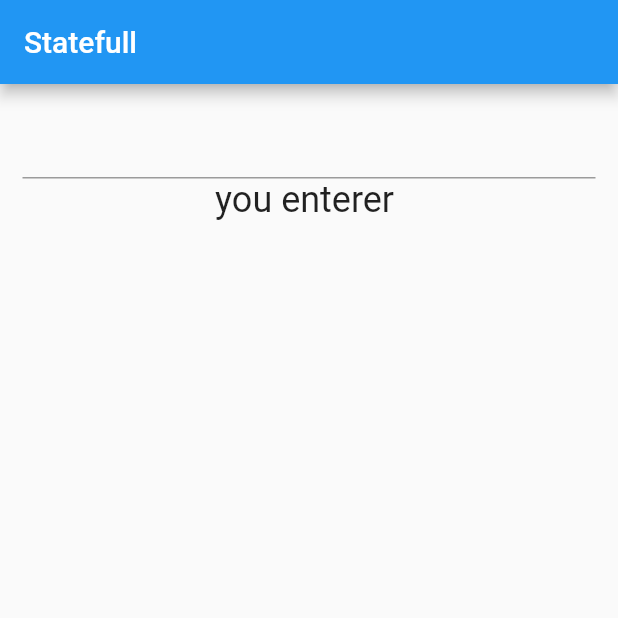
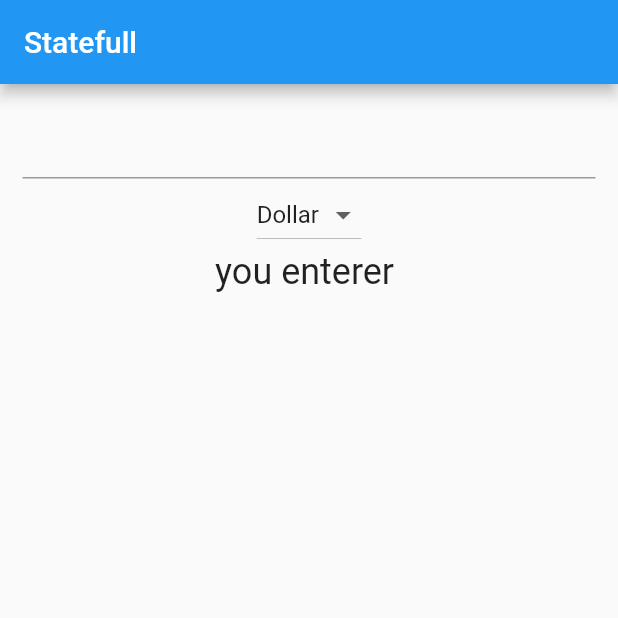
Before and after one commit to msandwidi/flutter_learn, a Flutter app: the screen it shows after launch, on a phone screen of 412 x 824 dp, the top half of it. Run offline on Flutter 3.47's test engine with Material 2 defaults, Android fonts, the phone set to English and light mode, and no system bars.

```diff
--- a/lib/main.dart
+++ b/lib/main.dart
@@ -16,6 +16,9 @@ class FavoriteCity extends StatefulWidget {
 //state class
 class _FavoriteCityState extends State<FavoriteCity> {
   String city = "";
+  var _currencies = ["Dollar", "Rubi", "Pound", "Euro"];
+  String _itemSelected = "Dollar";
+
   @override
   Widget build(BuildContext context) {
     return Scaffold(
@@ -30,9 +33,23 @@ class _FavoriteCityState extends State<FavoriteCity> {
             TextField(
               onSubmitted: (String input) {
                 setState(() {
-                  city = input;
+                  this.city = input;
                 });
               },
+            ),
+            DropdownButton<String>(
+              items: _currencies.map((String item) {
+                return DropdownMenuItem<String>(
+                  value: item,
+                  child: Text(item),
+                );
+              }).toList(),
+              onChanged: (String item) {
+                setState(() {
+                  this._itemSelected = item;
+                });
+              },
+              value: _itemSelected,
             ),
             Text(
               "you enterer $city",
```
